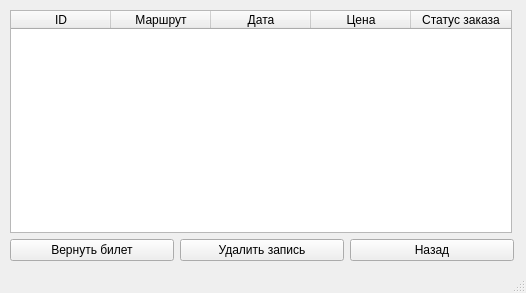
Qt form data/etc/MyTickets.ui (Substance-live/Train_application) before a commit.
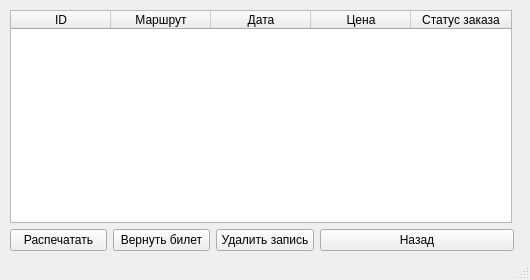
The same form after that commit.

Commit message: added printing ticket

The edit to the form file:
```diff
--- a/data/etc/MyTickets.ui
+++ b/data/etc/MyTickets.ui
@@ -6,8 +6,8 @@
    <rect>
     <x>0</x>
     <y>0</y>
-    <width>526</width>
-    <height>293</height>
+    <width>530</width>
+    <height>280</height>
    </rect>
   </property>
   <property name="windowTitle">
@@ -20,47 +20,11 @@
       <x>10</x>
       <y>10</y>
       <width>504</width>
-      <height>251</height>
+      <height>241</height>
      </rect>
     </property>
     <layout class="QGridLayout" name="gridLayout">
-     <item row="1" column="0">
-      <widget class="QPushButton" name="but_refund">
-       <property name="font">
-        <font>
-         <pointsize>9</pointsize>
-        </font>
-       </property>
-       <property name="text">
-        <string>Вернуть билет</string>
-       </property>
-      </widget>
-     </item>
-     <item row="1" column="1">
-      <widget class="QPushButton" name="but_del">
-       <property name="font">
-        <font>
-         <pointsize>9</pointsize>
-        </font>
-       </property>
-       <property name="text">
-        <string>Удалить запись</string>
-       </property>
-      </widget>
-     </item>
-     <item row="1" column="2">
-      <widget class="QPushButton" name="but_return">
-       <property name="font">
-        <font>
-         <pointsize>9</pointsize>
-        </font>
-       </property>
-       <property name="text">
-        <string>Назад</string>
-       </property>
-      </widget>
-     </item>
-     <item row="0" column="0" colspan="3">
+     <item row="0" column="1" colspan="5">
       <widget class="QTableWidget" name="table">
        <property name="minimumSize">
         <size>
@@ -118,6 +82,49 @@
        </column>
       </widget>
      </item>
+     <item row="1" column="1">
+      <widget class="QPushButton" name="but_print">
+       <property name="text">
+        <string>Распечатать</string>
+       </property>
+      </widget>
+     </item>
+     <item row="1" column="2">
+      <widget class="QPushButton" name="but_refund">
+       <property name="font">
+        <font>
+         <pointsize>9</pointsize>
+        </font>
+       </property>
+       <property name="text">
+        <string>Вернуть билет</string>
+       </property>
+      </widget>
+     </item>
+     <item row="1" column="3">
+      <widget class="QPushButton" name="but_del">
+       <property name="font">
+        <font>
+         <pointsize>9</pointsize>
+        </font>
+       </property>
+       <property name="text">
+        <string>Удалить запись</string>
+       </property>
+      </widget>
+     </item>
+     <item row="1" column="4" colspan="2">
+      <widget class="QPushButton" name="but_return">
+       <property name="font">
+        <font>
+         <pointsize>9</pointsize>
+        </font>
+       </property>
+       <property name="text">
+        <string>Назад</string>
+       </property>
+      </widget>
+     </item>
     </layout>
    </widget>
   </widget>
```
The commit also changes 8 other files.
